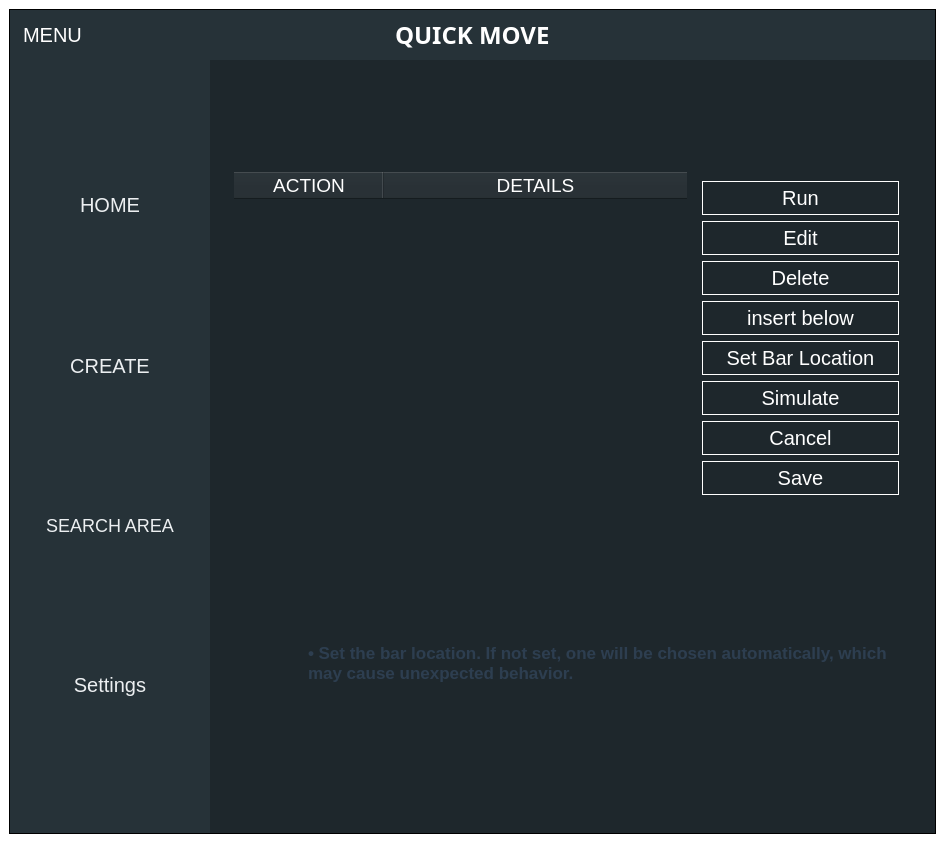
Achu-Worifung/quickMove, file ui/MainWindow.ui: the form before one commit.
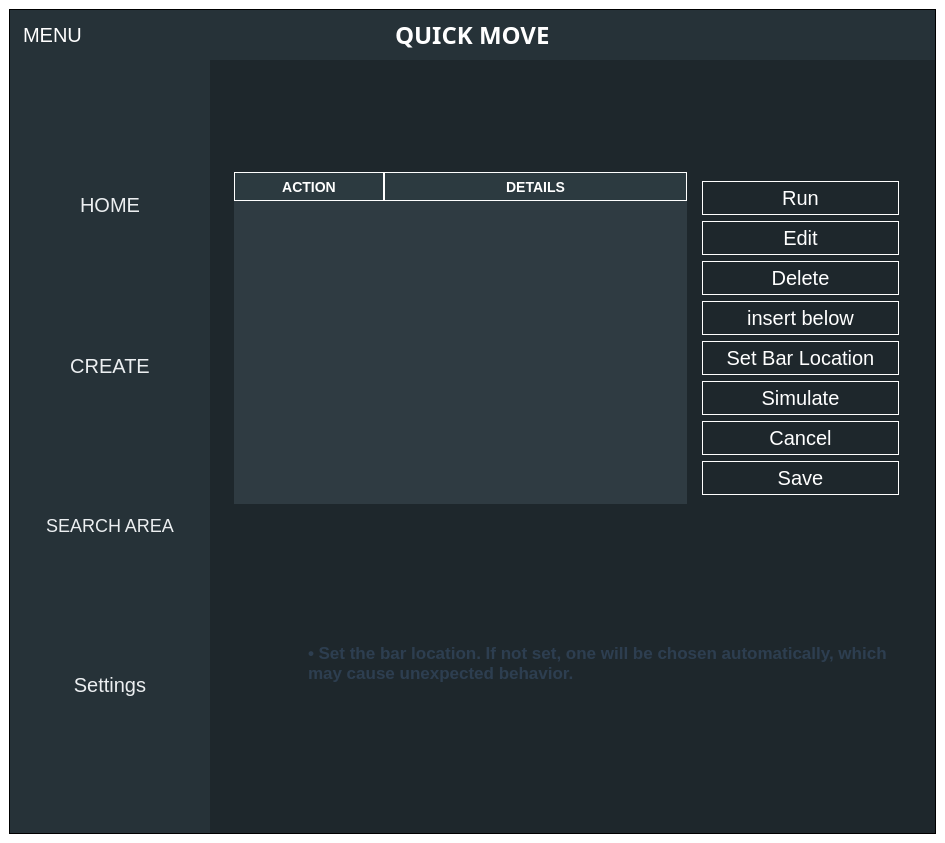
The form after the commit. The open tabs and pages were chosen to show the change. Icons and pictures are not drawn.

Commit message: feat:fix text being appended sometimes instead of replaced

Diff of the .ui file:
```diff
--- a/ui/MainWindow.ui
+++ b/ui/MainWindow.ui
@@ -1578,23 +1578,25 @@
                        </font>
                       </property>
                       <property name="styleSheet">
-                       <string notr="true">
-
+                       <string notr="true">/* Header styling */
 QHeaderView::section {
-    
-	background-color: rgb(44, 58, 64);
-	border:1px solid white;
-    font: bold 14px;                
-};
+    background-color: rgb(44, 58, 64);
+    border: 1px solid white;
+    font-weight: bold;
+    font-size: 14px;
+}
 
 QTableWidget {
+    color: rgb(255, 255, 255);
+    background-color: rgb(47, 59, 66);
+    gridline-color: white;
+}
 
-	color: rgb(255, 255, 255);
-};
-color: rgb(0, 0, 0);
-background-color:rgb(47, 59, 66);
-
-</string>
+/* Styling for the items inside the table specifically */
+QTableWidget QTableCornerButton::section {
+    background-color: rgb(44, 58, 64);
+    border: 1px solid white;
+}</string>
                       </property>
                       <property name="sizeAdjustPolicy">
                        <enum>QAbstractScrollArea::AdjustToContents</enum>
```
Left out of the diff: 33 changed lines with no effect on the pictures. The commit also changes 2 other files.
